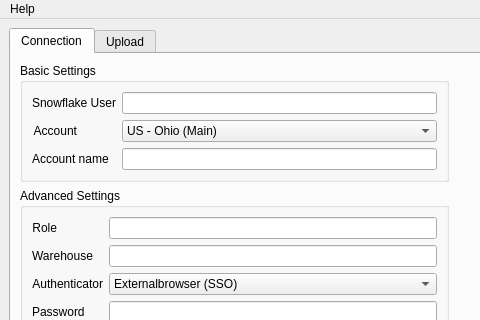
Old version of the form main.ui in the repository marcotielen/snowloader; both pictures show x 0 to 480 and y 0 to 320 of the 897 by 668 pixel window.
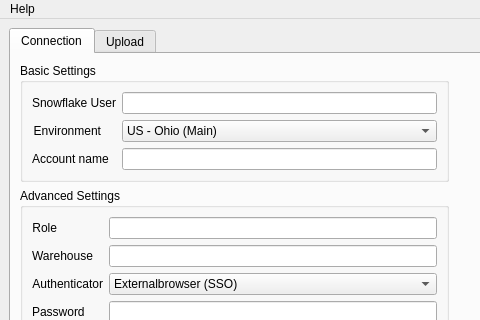
New version of the form.

What changed in the file:
```diff
--- a/main.ui
+++ b/main.ui
@@ -297,7 +297,7 @@
                 <enum>Qt::LeftToRight</enum>
                </property>
                <property name="text">
-                <string>Account</string>
+                <string>Environment</string>
                </property>
                <property name="alignment">
                 <set>Qt::AlignRight|Qt::AlignTrailing|Qt::AlignVCenter</set>
```
Left out of the diff: 8 changed lines with no effect on the pictures.
